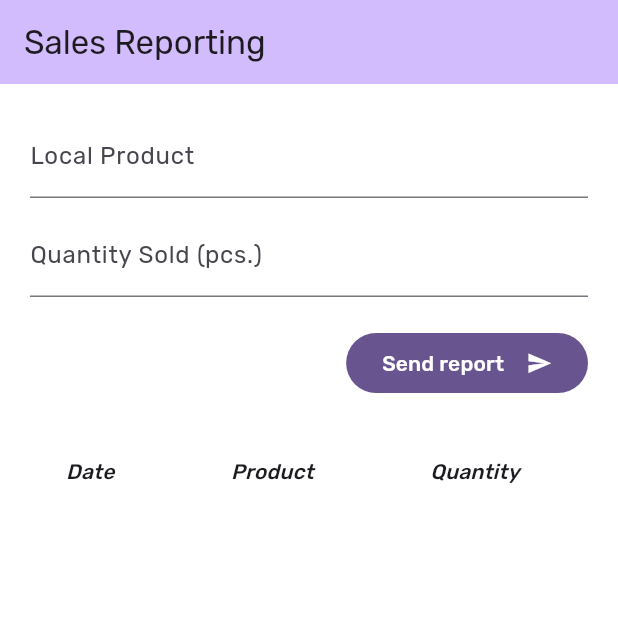
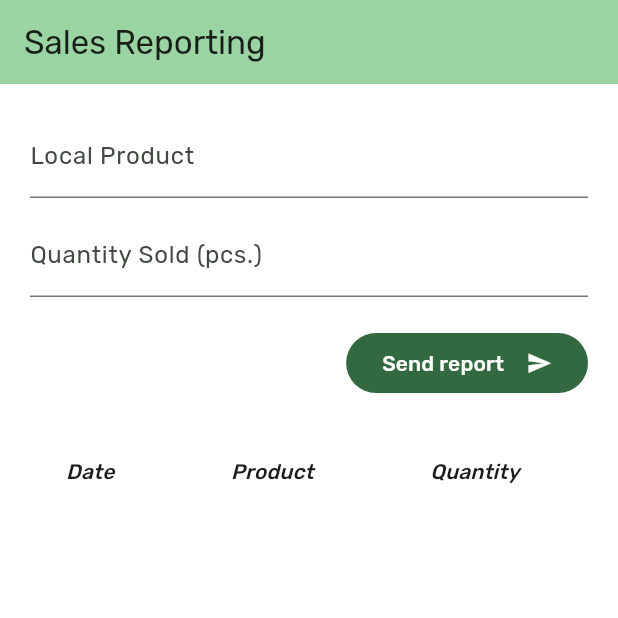
Before and after one commit to vallejohn/clinica_de_alternativo, a Flutter app: the screen it shows after launch, on a phone screen of 412 x 824 dp, the top half of it. Run offline on Flutter 3.47's test engine with Material 3 defaults, Android fonts, the phone set to English and light mode, and no system bars; our stand-ins replace auto_route, cloud_firestore, dartz, firebase_core, flutter_bloc, freezed_annotation and 2 more; accounts and stored records are empty.

Commit message:
changed color

```diff
--- a/lib/clinica_de_alternativo.dart
+++ b/lib/clinica_de_alternativo.dart
@@ -19,7 +19,7 @@ class _ClinicaDeAlternativoState extends State<ClinicaDeAlternativo> {
       title: 'Clinica De Alternativo',
       theme: ThemeData(
         fontFamily: 'Rubik',
-        colorScheme: ColorScheme.fromSeed(seedColor: Colors.deepPurple),
+        colorScheme: ColorScheme.fromSeed(seedColor: const Color(0xff03AC54)),
         useMaterial3: true,
       ),
       routerDelegate: _appRouter.delegate(),
```
